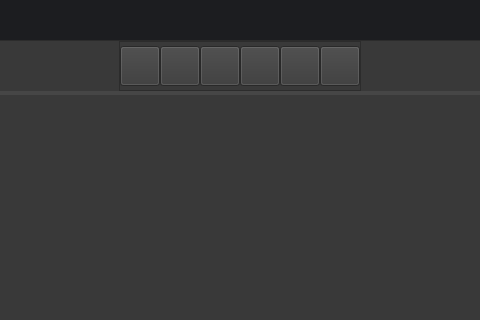
This is Visual Navigation/MB/main.ui in MbareteBot/2020-2021-Public as Qt 5 draws it before an edit; both pictures show x 363 to 843 and y 0 to 320 of the 1147 by 575 pixel window. The edited form follows.
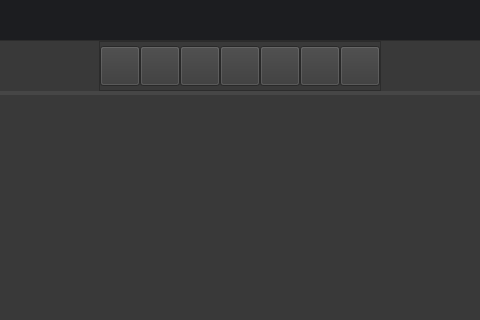
This is the edited form. Icons and pictures are not drawn.

Commit message: Added the "Open Existing Path" functionality

```diff
--- a/Visual Navigation/MB/main.ui
+++ b/Visual Navigation/MB/main.ui
@@ -622,6 +622,28 @@
                    </property>
                   </widget>
                  </item>
+                 <item>
+                  <widget class="QPushButton" name="Btn_openExistingPath">
+                   <property name="minimumSize">
+                    <size>
+                     <width>40</width>
+                     <height>40</height>
+                    </size>
+                   </property>
+                   <property name="maximumSize">
+                    <size>
+                     <width>40</width>
+                     <height>16777215</height>
+                    </size>
+                   </property>
+                   <property name="styleSheet">
+                    <string notr="true">image: url(:/img/img/mas.png);</string>
+                   </property>
+                   <property name="text">
+                    <string/>
+                   </property>
+                  </widget>
+                 </item>
                 </layout>
                </widget>
               </item>
```
Left out of the diff: 1 changed line with no effect on the pictures. The commit also changes 13 other files.
